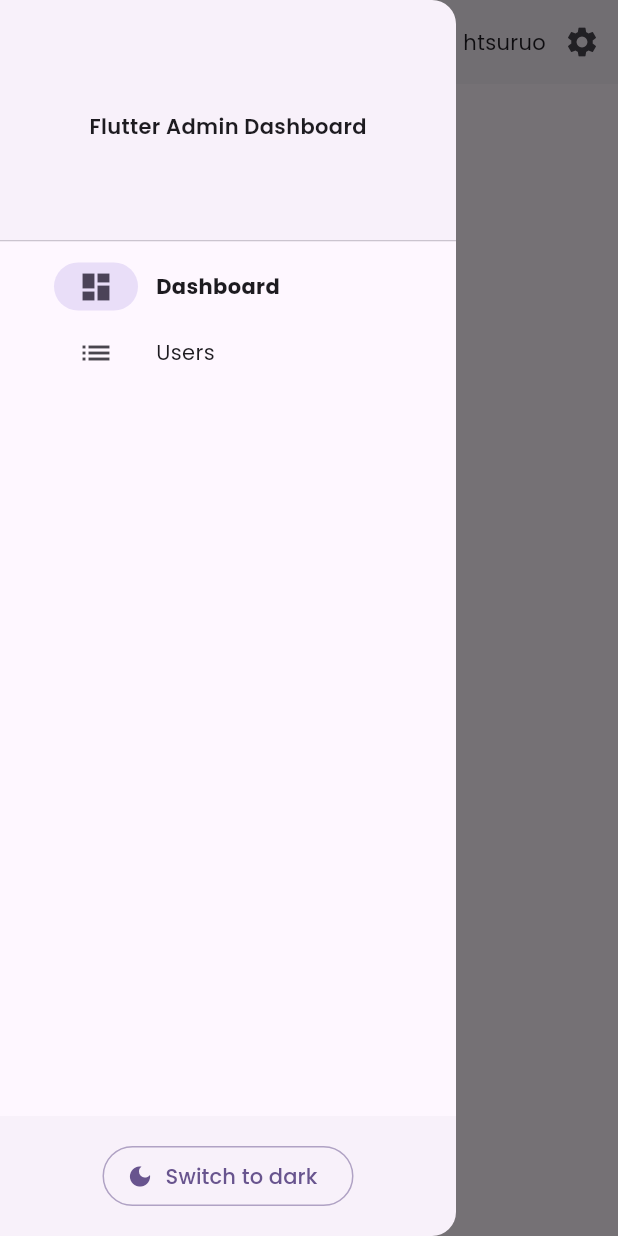
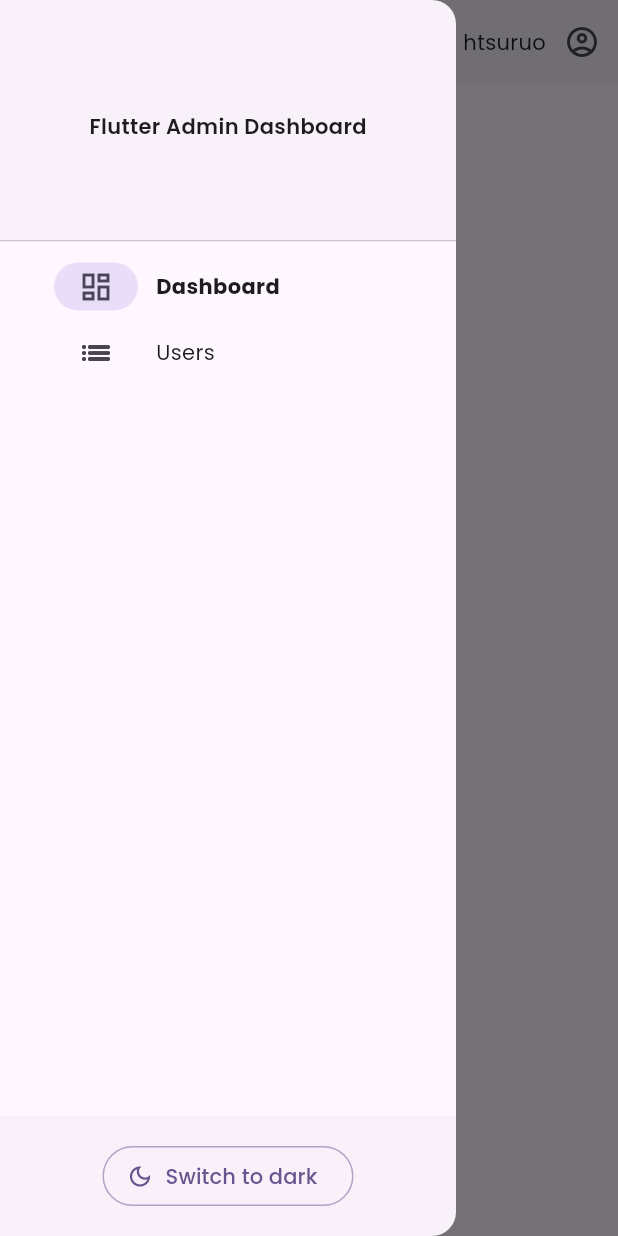
Before and after one commit to htsuruo/flutter-admin-dashboard-template, a Flutter app: the screen it shows after launch, with the side drawer open, on a phone screen of 412 x 824 dp. Run offline on Flutter 3.47's test engine with Material 2 defaults, Android fonts, the phone set to English and light mode, and no system bars; our stand-ins replace adaptive_theme, gap, go_router, google_fonts, recase; missing offline and left inert: simple_logger.

Commit message:
Update icons style

```diff
--- a/lib/widgets/navigation/navigation_app_bar.dart
+++ b/lib/widgets/navigation/navigation_app_bar.dart
@@ -16,7 +16,7 @@ class NavigationAppBar extends StatelessWidget implements PreferredSizeWidget {
         const Gap(8),
         const Text('htsuruo'),
         IconButton(
-          icon: const Icon(Icons.settings),
+          icon: const Icon(Icons.account_circle_outlined),
           onPressed: () {
             // TODO(tsuruoka): なにかしらのアクション
           },
--- a/lib/widgets/navigation/navigation_item.dart
+++ b/lib/widgets/navigation/navigation_item.dart
@@ -2,8 +2,8 @@ import 'package:flutter/material.dart';
 import 'package:recase/recase.dart';
 
 enum NavigationItem {
-  dashboard(iconData: Icons.dashboard),
-  users(iconData: Icons.list),
+  dashboard(iconData: Icons.dashboard_outlined),
+  users(iconData: Icons.list_outlined),
   ;
 
   const NavigationItem({required this.iconData});
--- a/lib/widgets/navigation/theme_mode_button.dart
+++ b/lib/widgets/navigation/theme_mode_button.dart
@@ -22,12 +22,12 @@ class ThemeModeButton extends StatelessWidget {
     final brightness = Theme.of(context).brightness;
     final (iconData, action, actionLabel) = switch (brightness) {
       Brightness.light => (
-          Icons.dark_mode,
+          Icons.dark_mode_outlined,
           AdaptiveTheme.of(context).setDark,
           'Switch to dark'
         ),
       Brightness.dark => (
-          Icons.light_mode,
+          Icons.light_mode_outlined,
           AdaptiveTheme.of(context).setLight,
           'Switch to light'
         )
```
